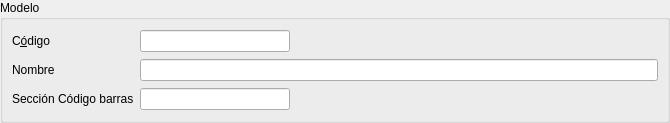
dpinelo/AlephERP-MainModules, file es.alephsistemas.gestion.almacen/marcasmodelos.dbrecord.ui: the form before one commit.
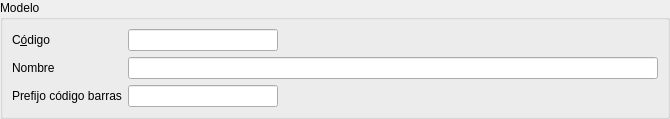
The form after the commit. Custom widgets are drawn as their Qt base class.

```diff
--- a/es.alephsistemas.gestion.almacen/marcasmodelos.dbrecord.ui
+++ b/es.alephsistemas.gestion.almacen/marcasmodelos.dbrecord.ui
@@ -7,7 +7,7 @@
     <x>0</x>
     <y>0</y>
     <width>670</width>
-    <height>123</height>
+    <height>105</height>
    </rect>
   </property>
   <property name="windowTitle">
@@ -97,7 +97,7 @@
       <item row="2" column="0">
        <widget class="QLabel" name="label">
         <property name="text">
-         <string>Sección Código barras</string>
+         <string>Prefijo código barras</string>
         </property>
         <property name="buddy">
          <cstring>db_codigo_2</cstring>
@@ -114,19 +114,6 @@
         </property>
        </widget>
       </item>
-      <item row="2" column="2">
-       <spacer name="horizontalSpacer_2">
-        <property name="orientation">
-         <enum>Qt::Horizontal</enum>
-        </property>
-        <property name="sizeHint" stdset="0">
-         <size>
-          <width>495</width>
-          <height>17</height>
-         </size>
-        </property>
-       </spacer>
-      </item>
      </layout>
     </widget>
    </item>
```
Left out of the diff: 11 changed lines with no effect on the pictures.
